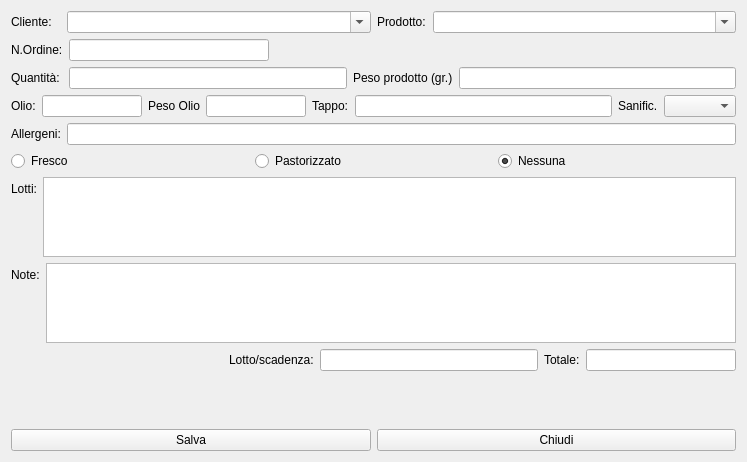
Qt form hwpmanager.ui (fblabs/hamlet-mod-sancon) before a commit.
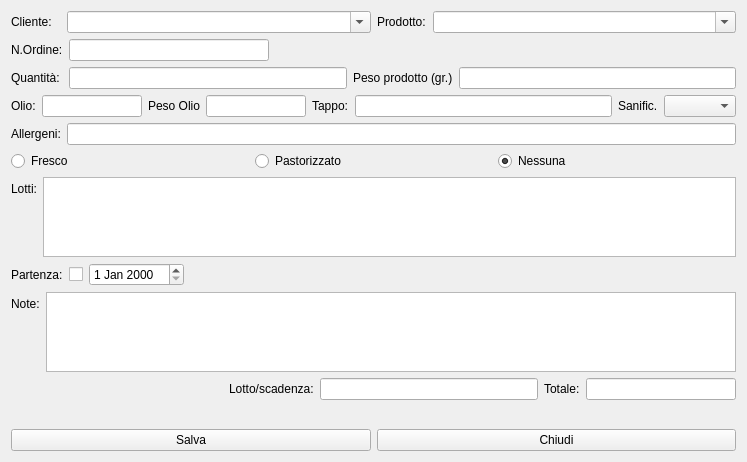
The same form after that commit. Icons and pictures are not drawn.

The edit to the form file:
```diff
--- a/hwpmanager.ui
+++ b/hwpmanager.ui
@@ -258,6 +258,40 @@
      </item>
     </layout>
    </item>
+   <item>
+    <layout class="QHBoxLayout" name="horizontalLayout">
+     <item>
+      <widget class="QLabel" name="label_15">
+       <property name="text">
+        <string>Partenza:</string>
+       </property>
+      </widget>
+     </item>
+     <item>
+      <widget class="QCheckBox" name="cbPartenza">
+       <property name="text">
+        <string/>
+       </property>
+      </widget>
+     </item>
+     <item>
+      <widget class="QDateEdit" name="dePartenza"/>
+     </item>
+     <item>
+      <spacer name="horizontalSpacer_2">
+       <property name="orientation">
+        <enum>Qt::Horizontal</enum>
+       </property>
+       <property name="sizeHint" stdset="0">
+        <size>
+         <width>40</width>
+         <height>20</height>
+        </size>
+       </property>
+      </spacer>
+     </item>
+    </layout>
+   </item>
    <item>
     <layout class="QFormLayout" name="formLayout_3">
      <item row="0" column="0">
```
